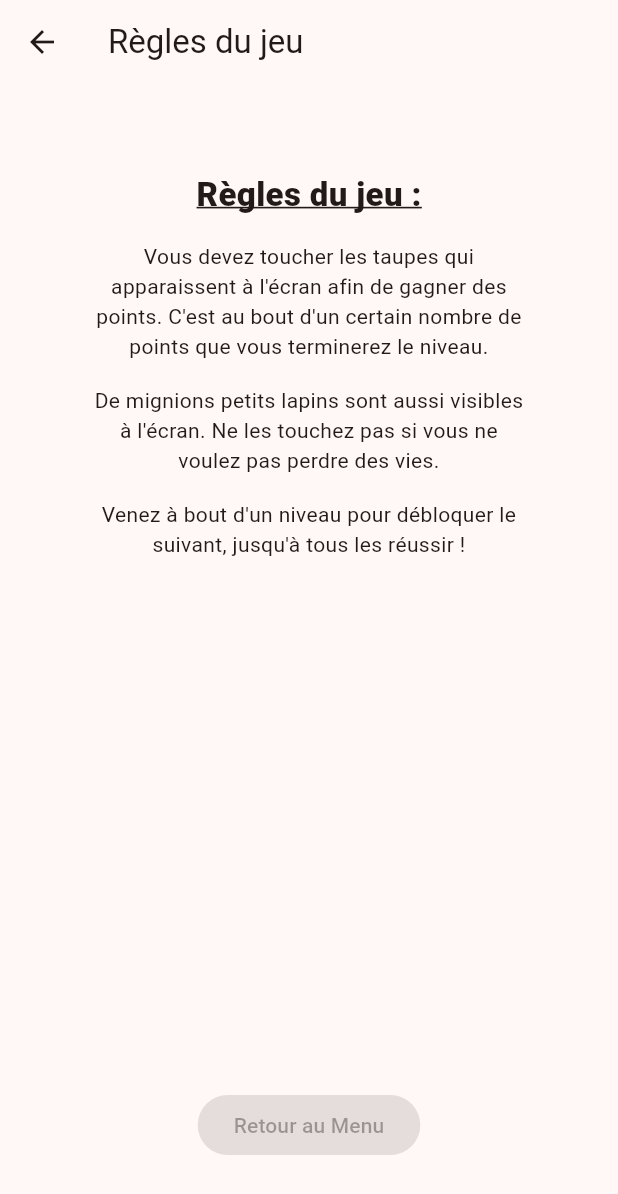
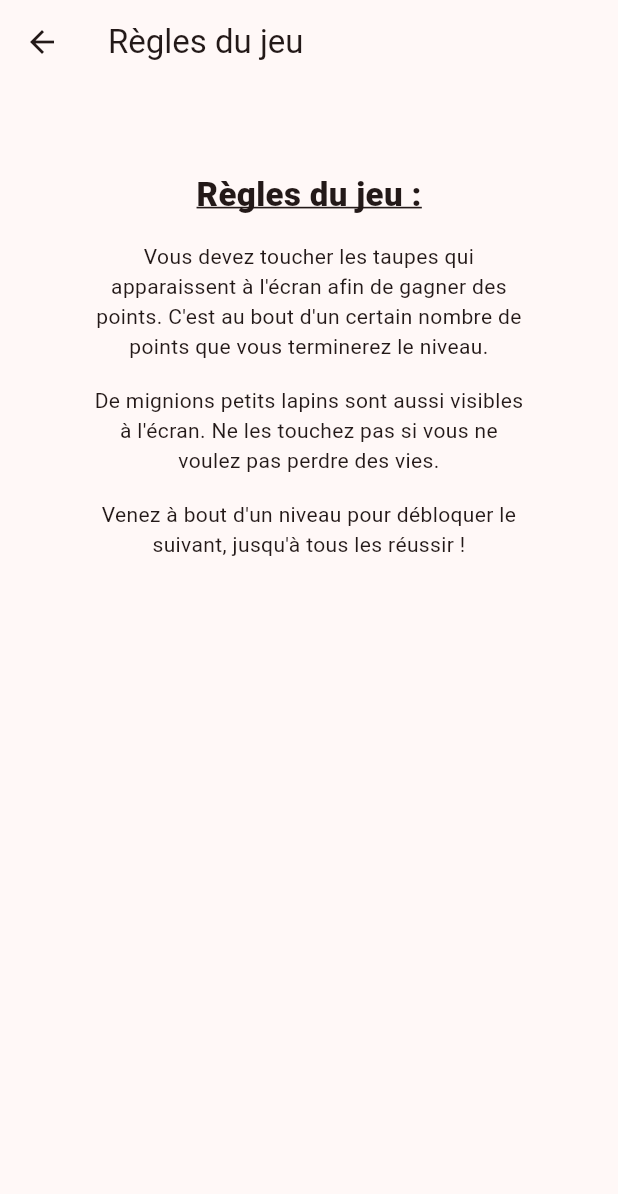
Before and after one commit to TomDubois12/TP_FLUTTER_LAPIN, a Flutter app: the RulesScreen screen opened by its route, on a phone screen of 412 x 824 dp. Shown: the top 1194 px of the screen. Run offline on Flutter 3.47's test engine with Material 3 defaults, Android fonts, the phone set to English and light mode, and no system bars; our stand-ins replace go_router.

Commit message:
boutons ok

```diff
--- a/tp_flutter_lapin/lib/ui/rules_page.dart
+++ b/tp_flutter_lapin/lib/ui/rules_page.dart
@@ -36,10 +36,6 @@ class RulesScreen extends StatelessWidget {
                   padding: const EdgeInsets.all(8.0),
                   child: Text("Venez à bout d'un niveau pour débloquer le suivant, jusqu'à tous les réussir !", textAlign: TextAlign.center),
                 ),
-                const Spacer(),
-                ElevatedButton(
-                    onPressed: null,
-                    child: const Text("Retour au Menu"))
               ],
             )
         ),
```
